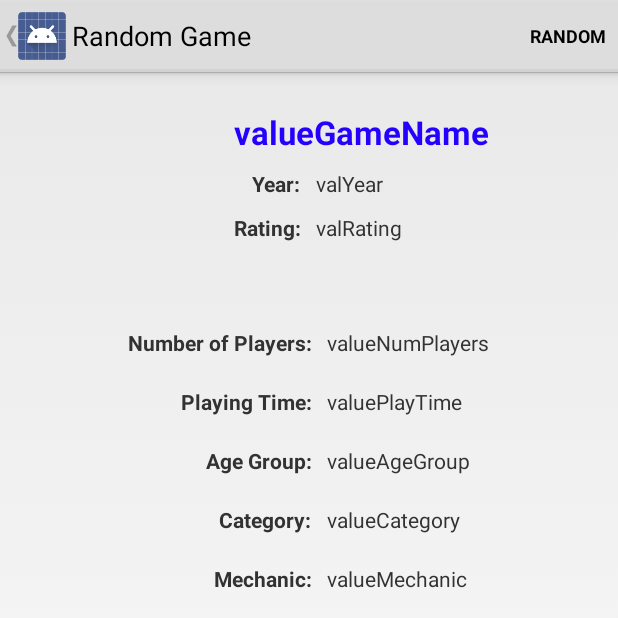
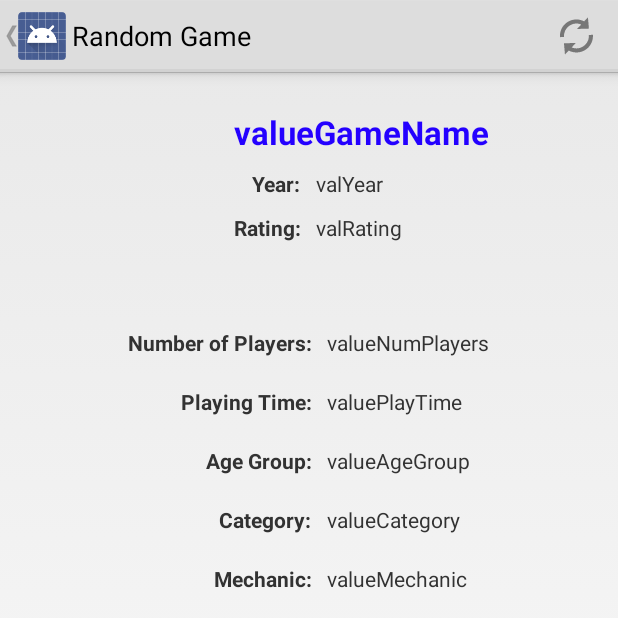
Before and after one commit to e2thed/BoardGameCollectionManager, an Android app: the RandomGameActivity screen opened directly, with no data from a screen before it, on a phone screen of 412 x 824 dp, the top half of it. Run offline under Robolectric (Android 15) with nearby library versions, the phone set to English and light mode, and no system bars.

Commit message:
ic_action_refresh icon  issue fixed

```diff
--- a/app/src/main/java/com/brickedphoneclub/boardgamecollectionmanager/RandomGameActivity.java
+++ b/app/src/main/java/com/brickedphoneclub/boardgamecollectionmanager/RandomGameActivity.java
@@ -91,9 +91,6 @@ public class RandomGameActivity extends Activity {
                 BoardGame bg = bgm.getBgList().get(randomGeneratedNumber);
                 loadGame(bg.getObjectId());
             }
-
-
-
             return true;
         }
 
--- a/app/src/main/res/menu/menu_random_game.xml
+++ b/app/src/main/res/menu/menu_random_game.xml
@@ -3,7 +3,7 @@
     xmlns:tools="http://schemas.android.com/tools"
     tools:context="com.brickedphoneclub.boardgamecollectionmanager.RandomGameActivity">
     <item android:id="@+id/action_random"
-        android:title="@string/action_random"
+        android:icon="@drawable/ic_action_refresh"
         android:orderInCategory="200"
         android:showAsAction="always" />
 </menu>
```
Also changed, not shown: app/src/main/res/drawable-hdpi/ic_action_refresh.png (added), app/src/main/res/drawable-mdpi/ic_action_refresh.png (added), app/src/main/res/drawable-xhdpi/ic_action_refresh.png (added), app/src/main/res/drawable-xxhdpi/ic_action_refresh.png (added).
